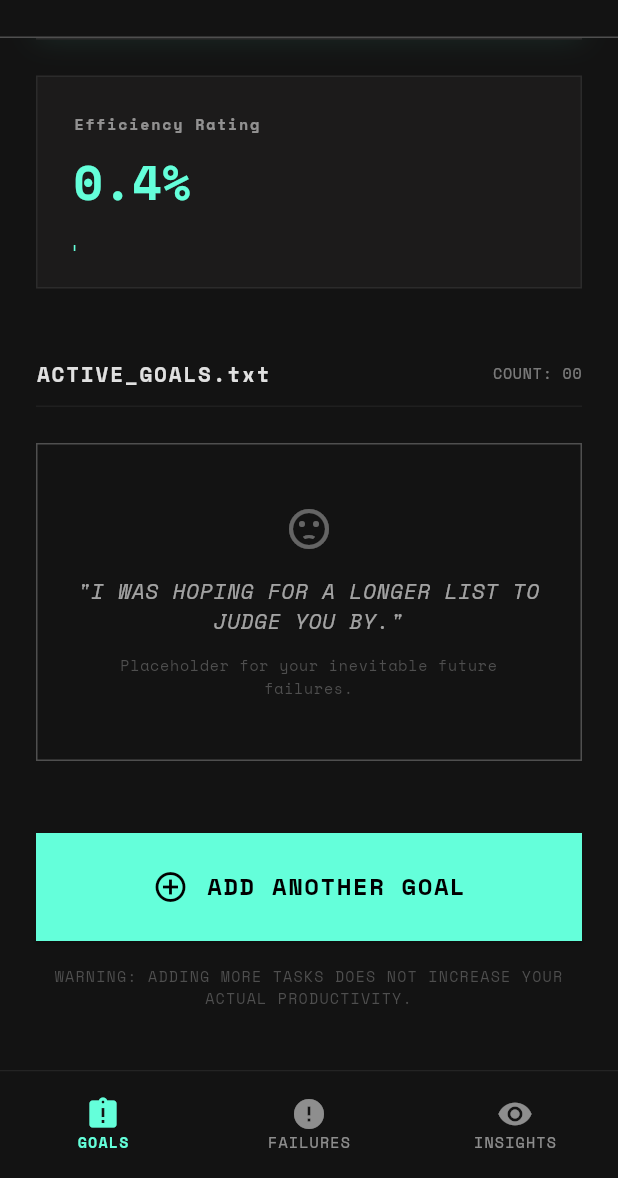
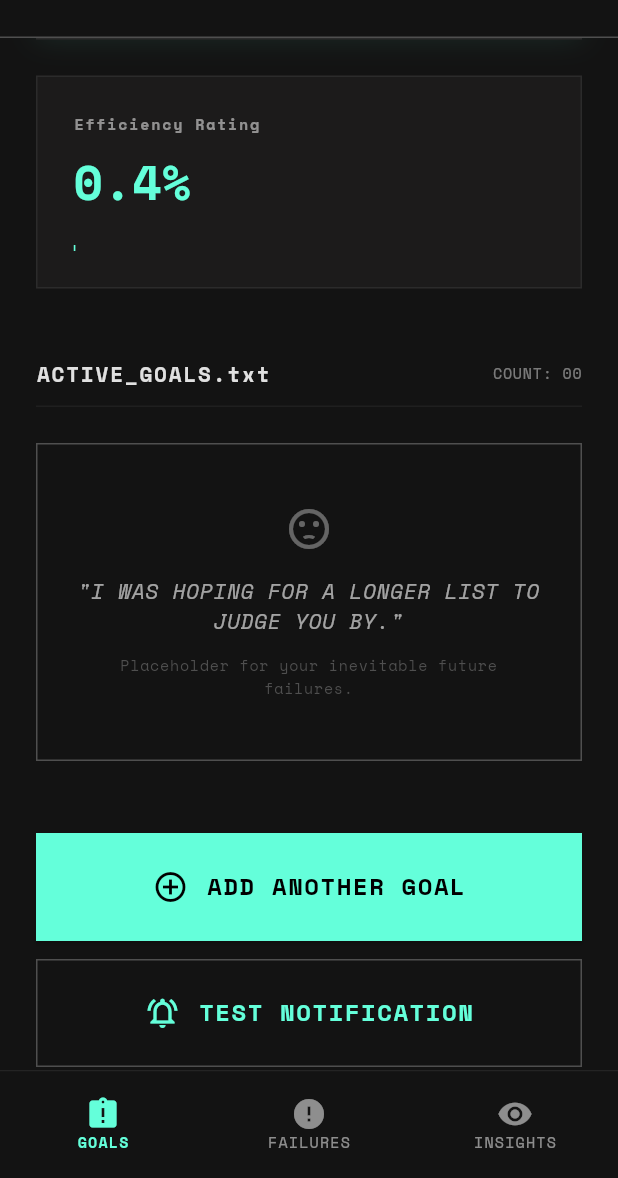
Before and after one commit to jodamco/umngr, a Flutter app: the screen it shows after launch, scrolled down 275 dp, on a phone screen of 412 x 824 dp, the part 58-1236 px from its top. Run offline on Flutter 3.47's test engine with Material 3 defaults, Android fonts, the phone set to English and light mode, and no system bars; our stand-ins replace flutter_local_notifications, flutter_timezone, get_it, go_router, google_fonts, permission_handler and 4 more; accounts and stored records are empty.

Commit message:
Notification is working

```diff
--- a/flutter_app/lib/core/routing/micro_mngr_router.dart
+++ b/flutter_app/lib/core/routing/micro_mngr_router.dart
@@ -7,6 +7,9 @@ import 'package:micro_manager/widgets/micro_mngr_app_bar.dart';
 import 'package:micro_manager/widgets/micro_mngr_nav_bar.dart';
 
 abstract final class MicroMngrRouter {
+  static final GlobalKey<NavigatorState> navigatorKey =
+      GlobalKey<NavigatorState>();
+
   static String _getTitleForRoute(GoRouterState state) {
     final String location = state.uri.path;
 
@@ -27,6 +30,7 @@ abstract final class MicroMngrRouter {
   }
 
   static final GoRouter router = GoRouter(
+    navigatorKey: navigatorKey,
     initialLocation: Routes.goals,
     routes: <RouteBase>[
       StatefulShellRoute.indexedStack(
--- a/flutter_app/lib/features/goals/views/goals_view.dart
+++ b/flutter_app/lib/features/goals/views/goals_view.dart
@@ -1,5 +1,6 @@
 import 'package:flutter/material.dart';
 import 'package:micro_manager/core/di/service_locator.dart';
+import 'package:micro_manager/core/services/notification/notification_service.dart';
 import 'package:micro_manager/core/utils/bottom_sheet_utils.dart';
 import 'package:micro_manager/features/goals/dal/goals_dal.dart';
 import 'package:micro_manager/features/goals/models/goal_model.dart';
@@ -9,6 +10,7 @@ import 'package:micro_manager/features/goals/views/widgets/summary_card.dart';
 import 'package:micro_manager/features/goals/views/widgets/efficiency_rating_card.dart';
 import 'package:micro_manager/features/goals/views/widgets/create_goal_sheet.dart';
 import 'package:micro_manager/features/goals/views/widgets/goals_loading_state.dart';
+import 'package:micro_manager/features/notifications/bll/checkpoint_notifications_bll.dart';
 
 class GoalsView extends StatefulWidget {
   const GoalsView({super.key});
@@ -19,12 +21,16 @@ class GoalsView extends StatefulWidget {
 
 class _GoalsViewState extends State<GoalsView> {
   late final GoalsDAL _goalsDAL;
+  late final NotificationService _notificationService;
+  late final CheckpointNotificationsBLL _checkpointNotificationsBLL;
   late Future<List<GoalModel>> _goalsFuture;
 
   @override
   void initState() {
     super.initState();
     _goalsDAL = getIt<GoalsDAL>();
+    _notificationService = getIt<NotificationService>();
+    _checkpointNotificationsBLL = getIt<CheckpointNotificationsBLL>();
     // Create a future that delays showing data by at least 2 seconds
     _goalsFuture = _createDelayedGoalsFuture();
   }
@@ -34,6 +40,10 @@ class _GoalsViewState extends State<GoalsView> {
   Future<List<GoalModel>> _createDelayedGoalsFuture() async {
     final Stopwatch stopwatch = Stopwatch()..start();
     final List<GoalModel> goals = await _goalsDAL.getAllGoals();
+
+    await Future.wait(
+      goals.map(_checkpointNotificationsBLL.scheduleForGoal),
+    );
 
     // Ensure at least 2 seconds have elapsed
     final int elapsedMs = stopwatch.elapsedMilliseconds;
@@ -72,9 +82,36 @@ class _GoalsViewState extends State<GoalsView> {
     );
   }
 
+  Future<void> _testNotification() async {
+    final bool granted = await _notificationService.requestPermissions();
+    if (!mounted) return;
+    if (!granted) {
+      ScaffoldMessenger.of(context).showSnackBar(
+        const SnackBar(
+          content: Text('Notification permission denied'),
+          duration: Duration(seconds: 3),
+        ),
+      );
+      return;
+    }
+    await _notificationService.show(
+      id: 9999,
+      title: 'Test Notification',
+      body: 'Notifications are working correctly.',
+    );
+    if (!mounted) return;
+    ScaffoldMessenger.of(context).showSnackBar(
+      const SnackBar(
+        content: Text('Test notification sent'),
+        duration: Duration(seconds: 2),
+      ),
+    );
+  }
+
   Future<void> _handleGoalUpdated(GoalModel updatedGoal) async {
     // Update goal in database
     await _goalsDAL.updateGoal(updatedGoal);
+    await _checkpointNotificationsBLL.scheduleForGoal(updatedGoal);
     if (mounted) {
       ScaffoldMessenger.of(context).showSnackBar(
         SnackBar(
@@ -126,6 +163,7 @@ class _GoalsViewState extends State<GoalsView> {
           goals: snapshot.data ?? <GoalModel>[],
           onCreateGoal: _showCreateGoalSheet,
           onGoalUpdated: _handleGoalUpdated,
+          onTestNotification: _testNotification,
         );
       },
     );
@@ -137,11 +175,13 @@ class _GoalsList extends StatelessWidget {
     required this.goals,
     required this.onCreateGoal,
     this.onGoalUpdated,
+    this.onTestNotification,
   });
 
   final List<GoalModel> goals;
   final Future<void> Function(BuildContext) onCreateGoal;
   final Future<void> Function(GoalModel)? onGoalUpdated;
+  final Future<void> Function()? onTestNotification;
 
   @override
   Widget build(BuildContext context) {
@@ -315,6 +355,39 @@ class _GoalsList extends StatelessWidget {
               ),
             ),
           ),
+          const SizedBox(height: 12),
+          SizedBox(
+            width: double.infinity,
+            child: OutlinedButton(
+              onPressed: onTestNotification,
+              style: OutlinedButton.styleFrom(
+                padding: const EdgeInsets.all(24),
+                shape: const RoundedRectangleBorder(
+                  borderRadius: BorderRadius.zero,
+                ),
+              ),
+              child: Row(
+                mainAxisAlignment: MainAxisAlignment.center,
+                children: <Widget>[
+                  Icon(
+                    Icons.notifications_active_outlined,
+                    size: 24,
+                    color: theme.colorScheme.primary,
+                  ),
+                  const SizedBox(width: 12),
+                  Text(
+                    'TEST NOTIFICATION',
+                    style: theme.textTheme.headlineMedium?.copyWith(
+                      fontSize: 16,
+                      letterSpacing: 1.0,
+                      fontWeight: FontWeight.bold,
+                      color: theme.colorScheme.primary,
+                    ),
+                  ),
+                ],
+              ),
+            ),
+          ),
           const SizedBox(height: 16),
           Text(
             'WARNING: ADDING MORE TASKS DOES NOT INCREASE YOUR ACTUAL PRODUCTIVITY.',
--- a/flutter_app/lib/features/notifications/bll/checkpoint_notifications_bll.dart
+++ b/flutter_app/lib/features/notifications/bll/checkpoint_notifications_bll.dart
@@ -1,3 +1,4 @@
+import 'package:micro_manager/core/services/notification/notification_tap_handler.dart';
 import 'package:micro_manager/features/goals/models/goal_model.dart';
 import 'package:micro_manager/features/notifications/bll/notifications_bll.dart';
 import 'package:micro_manager/features/notifications/dal/notifications_dal.dart';
@@ -57,6 +58,7 @@ class CheckpointNotificationsBLL {
                   scheduledAt: entry.date,
                   foreignId: goal.id,
                   payload: <String, dynamic>{
+                    'type': NotificationPayloadType.checkpoint,
                     'goal_id': goal.id,
                     'checkpoint_id': entry.checkpoint.id,
                   },
@@ -122,6 +124,7 @@ class CheckpointNotificationsBLL {
                   scheduledAt: entry.date,
                   foreignId: goal.id,
                   payload: <String, dynamic>{
+                    'type': NotificationPayloadType.checkpoint,
                     'goal_id': goal.id,
                     'checkpoint_id': entry.checkpoint.id,
                   },
--- a/flutter_app/lib/features/notifications/dal/notifications_dal.dart
+++ b/flutter_app/lib/features/notifications/dal/notifications_dal.dart
@@ -30,9 +30,8 @@ class NotificationsDAL {
     return maps.map(NotificationModel.fromMap).toList();
   }
 
-  Future<void> cancelNotification(int id) => _db.update(
+  Future<void> cancelNotification(int id) => _db.delete(
     table: _table,
-    values: <String, dynamic>{'is_cancelled': 1},
     where: 'id = ?',
     whereArgs: <dynamic>[id],
   );
--- a/flutter_app/lib/main.dart
+++ b/flutter_app/lib/main.dart
@@ -6,6 +6,7 @@ import 'package:timezone/timezone.dart' as tz;
 import 'package:url_strategy/url_strategy.dart';
 import 'package:micro_manager/core/di/service_locator.dart';
 import 'package:micro_manager/core/routing/micro_mngr_router.dart';
+import 'package:micro_manager/core/services/notification/notification_tap_handler.dart';
 import 'package:micro_manager/core/theme/micro_mngr_theme.dart';
 
 void main() async {
@@ -22,7 +23,7 @@ void main() async {
   }
 
   // Setup service locator and initialize dependencies
-  await setupServiceLocator();
+  await setupServiceLocator(onNotificationTap: handleNotificationTap);
 
   runApp(const MicroManager());
 }
```
Also changed, not shown: flutter_app/lib/core/di/service_locator.dart (+5 -2 lines), flutter_app/lib/core/services/notification/notification_tap_handler.dart (added, +56 -0 lines).
